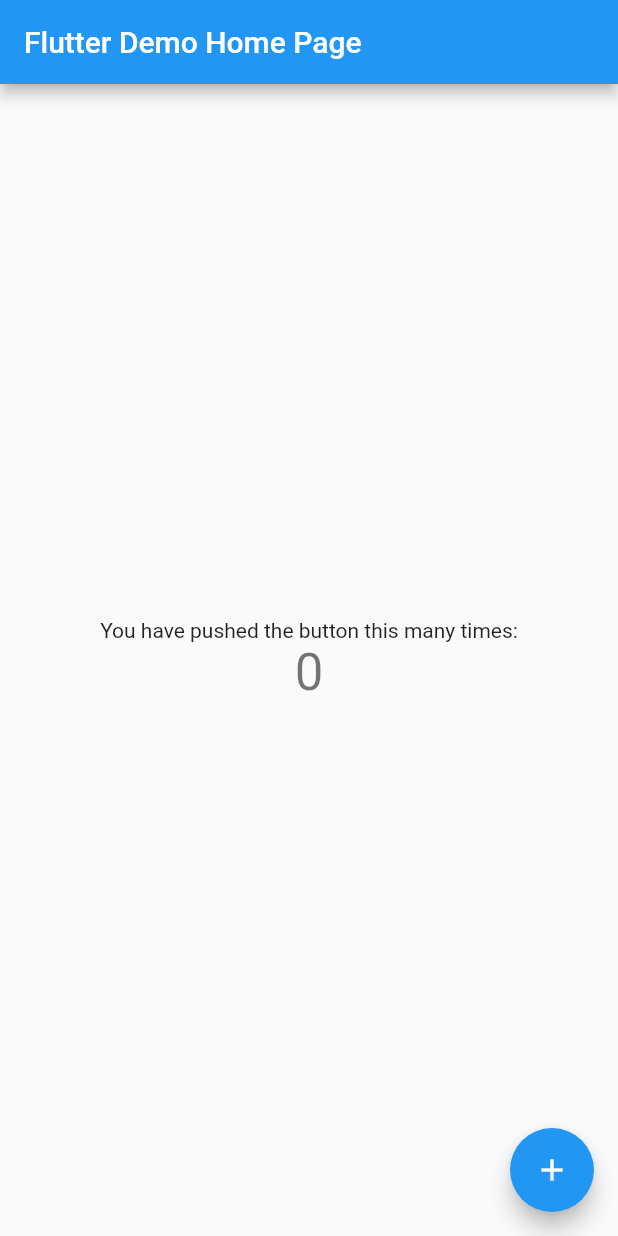
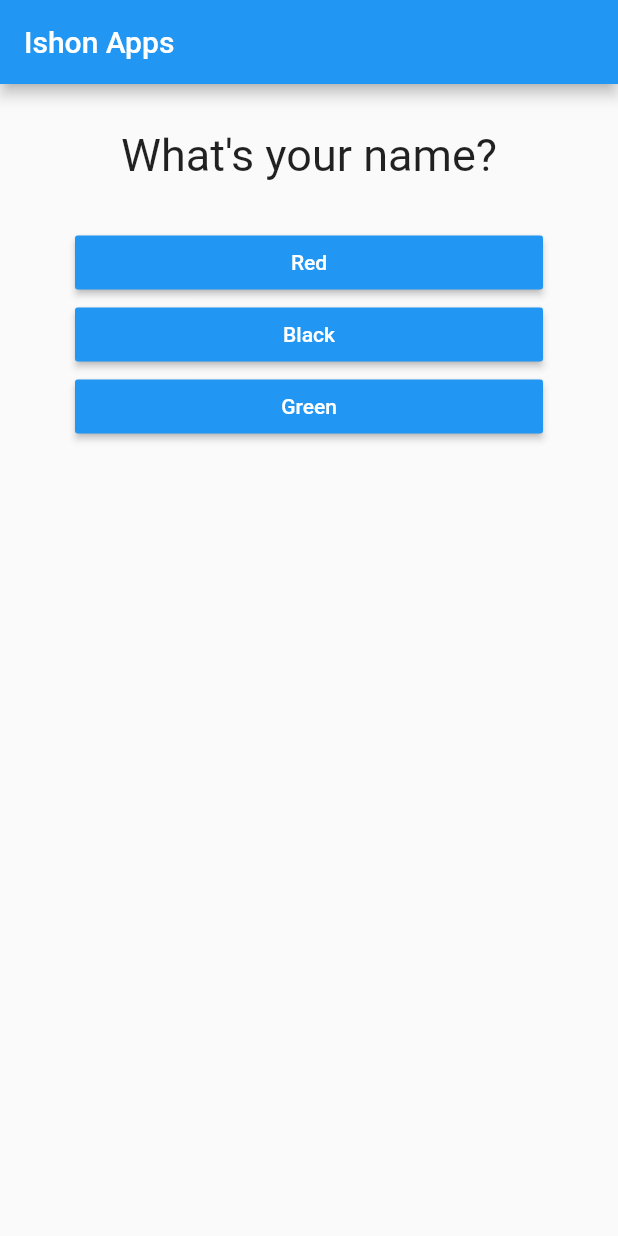
Before and after one commit to ishon19/FlutterProjects, a Flutter app: the screen it shows after launch, on a phone screen of 412 x 824 dp. Run offline on Flutter 3.47's test engine with Material 2 defaults, Android fonts, the phone set to English and light mode, and no system bars.

Commit message:
Final changes done in the first flutter app

```diff
--- /dev/null
+++ b/FirstFlutter/lib/answer.dart
@@ -0,0 +1,22 @@
+import 'package:flutter/material.dart';
+
+class Answer extends StatelessWidget {
+
+  final Function callBack;
+  final String answerText;
+
+  Answer(this.callBack, this.answerText);
+
+  @override
+  Widget build(BuildContext context) {
+    return Container(
+        width: double.infinity,
+        padding: EdgeInsets.only(left: 50, right: 50),
+        child: RaisedButton(
+          color: Colors.blue,
+          textColor: Colors.white,
+          child: Text(answerText),
+          onPressed: callBack,
+        ));
+  }
+}
--- a/FirstFlutter/lib/main.dart
+++ b/FirstFlutter/lib/main.dart
@@ -1,117 +1,71 @@
+import 'package:FirstFlutter/result.dart';
 import 'package:flutter/material.dart';
+import 'package:FirstFlutter/quiz.dart';
 
 void main() {
-  runApp(MyApp());
+  runApp(_MyFirstApp());
 }
 
-class MyApp extends StatelessWidget {
-  // This widget is the root of your application.
+class _MyFirstApp extends StatefulWidget {
+  @override
+  State<StatefulWidget> createState() {
+    return _MyFirstAppState();
+  }
+}
+
+class _MyFirstAppState extends State<_MyFirstApp> {
+  var _questionIndex = 0;
+  var _totalScore = 0;
+
+  void _answerQuestion(int score) {
+    print("Inside the function");
+    _totalScore+=score;
+    print('Total score as of now is : $_totalScore');
+    setState(() {
+      _questionIndex++;
+    });
+  }
+
+  void _reset() {
+    _questionIndex = 0;
+    _totalScore = 0;
+    //Just to reload the page again
+    setState(() {});
+  }
+
+  var _questions = [
+    {
+      'question': "What's your name?",
+      'answers': [{'text':'Red', 'score':10}, {'text':'Black','score':5}, {'text':'Green','score':5}]
+    },
+    {
+      'question': "How are you doing today?",
+      'answers': [{'text':'Ok','score':10}, {'text':'Not Okay','score':5}]
+    },
+    {
+      'question': 'Are you hungry?',
+      'answers': [{'text':'Yes', 'score':10}, {'text':'No','score':5}]
+    },
+  ];
+
   @override
   Widget build(BuildContext context) {
     return MaterialApp(
-      title: 'Flutter Demo',
-      theme: ThemeData(
-        // This is the theme of your application.
-        //
-        // Try running your application with "flutter run". You'll see the
-        // application has a blue toolbar. Then, without quitting the app, try
-        // changing the primarySwatch below to Colors.green and then invoke
-        // "hot reload" (press "r" in the console where you ran "flutter run",
-        // or simply save your changes to "hot reload" in a Flutter IDE).
-        // Notice that the counter didn't reset back to zero; the application
-        // is not restarted.
-        primarySwatch: Colors.blue,
-        // This makes the visual density adapt to the platform that you run
-        // the app on. For desktop platforms, the controls will be smaller and
-        // closer together (more dense) than on mobile platforms.
-        visualDensity: VisualDensity.adaptivePlatformDensity,
+      home: Scaffold(
+        appBar: AppBar(
+          title: Text('Ishon Apps'),
+        ),
+        body: _questionIndex < _questions.length
+            ? Quiz(
+                questions: _questions,
+                questionIndex: _questionIndex,
+                answerQuestion: _answerQuestion,
+              )
+            : Results(
+                reset: _reset,
+                score: _totalScore,
+              ),
       ),
-      home: MyHomePage(title: 'Flutter Demo Home Page'),
     );
   }
 }
-
-class MyHomePage extends StatefulWidget {
-  MyHomePage({Key key, this.title}) : super(key: key);
-
-  // This widget is the home page of your application. It is stateful, meaning
-  // that it has a State object (defined below) that contains fields that affect
-  // how it looks.
-
-  // This class is the configuration for the state. It holds the values (in this
-  // case the title) provided by the parent (in this case the App widget) and
-  // used by the build method of the State. Fields in a Widget subclass are
-  // always marked "final".
-
-  final String title;
-
-  @override
-  _MyHomePageState createState() => _MyHomePageState();
-}
-
-class _MyHomePageState extends State<MyHomePage> {
-  int _counter = 0;
-
-  void _incrementCounter() {
-    setState(() {
-      // This call to setState tells the Flutter framework that something has
-      // changed in this State, which causes it to rerun the build method below
-      // so that the display can reflect the updated values. If we changed
-      // _counter without calling setState(), then the build method would not be
-      // called again, and so nothing would appear to happen.
-      _counter+=4;
-    });
-  }
-
-  @override
-  Widget build(BuildContext context) {
-    // This method is rerun every time setState is called, for instance as done
-    // by the _incrementCounter method above.
-    //
-    // The Flutter framework has been optimized to make rerunning build methods
-    // fast, so that you can just rebuild anything that needs updating rather
-    // than having to individually change instances of widgets.
-    return Scaffold(
-      appBar: AppBar(
-        // Here we take the value from the MyHomePage object that was created by
-        // the App.build method, and use it to set our appbar title.
-        title: Text(widget.title),
-      ),
-      body: Center(
-        // Center is a layout widget. It takes a single child and positions it
-        // in the middle of the parent.
-        child: Column(
-          // Column is also a layout widget. It takes a list of children and
-          // arranges them vertically. By default, it sizes itself to fit its
-          // children horizontally, and tries to be as tall as its parent.
-          //
-          // Invoke "debug painting" (press "p" in the console, choose the
-          // "Toggle Debug Paint" action from the Flutter Inspector in Android
-          // Studio, or the "Toggle Debug Paint" command in Visual Studio Code)
-          // to see the wireframe for each widget.
-          //
-          // Column has various properties to control how it sizes itself and
-          // how it positions its children. Here we use mainAxisAlignment to
-          // center the children vertically; the main axis here is the vertical
-          // axis because Columns are vertical (the cross axis would be
-          // horizontal).
-          mainAxisAlignment: MainAxisAlignment.center,
-          children: <Widget>[
-            Text(
-              'You have pushed the button this many times:',
-            ),
-            Text(
-              '$_counter',
-              style: Theme.of(context).textTheme.headline4,
-            ),
-          ],
-        ),
-      ),
-      floatingActionButton: FloatingActionButton(
-        onPressed: _incrementCounter,
-        tooltip: 'Increment',
-        child: Icon(Icons.add),
-      ), // This trailing comma makes auto-formatting nicer for build methods.
-    );
-  }
-}
--- /dev/null
+++ b/FirstFlutter/lib/question.dart
@@ -0,0 +1,20 @@
+import 'package:flutter/material.dart';
+
+class Question extends StatelessWidget {
+  final String questionText;
+
+  Question(this.questionText);
+
+  @override
+  Widget build(BuildContext context) {
+    return Container(
+      width: double.infinity,
+      margin: EdgeInsets.all(30),
+      child: Text(
+        questionText,
+        style: TextStyle(fontSize: 30),
+        textAlign: TextAlign.center,
+      ),
+    );
+  }
+}
--- /dev/null
+++ b/FirstFlutter/lib/quiz.dart
@@ -0,0 +1,25 @@
+import 'package:flutter/material.dart';
+import 'package:FirstFlutter/question.dart';
+import 'package:FirstFlutter/answer.dart';
+
+class Quiz extends StatelessWidget {
+
+  final List<Map<String,Object>> questions;
+  final int questionIndex;
+  final Function answerQuestion;
+
+  Quiz({@required this.questions, @required this.questionIndex, @required this.answerQuestion});
+
+  @override
+  Widget build(BuildContext context) {
+    return Column(
+          children: <Widget>[
+            Question(questions[questionIndex]['question']),
+            ...((questions[questionIndex]['answers']) as List<Map<String,Object>>)
+                .map((data) {
+              return Answer(()=>answerQuestion(data['score']), data['text']);
+            }).toList()
+          ],
+        );
+  }
+}
```
Also changed, not shown: FirstFlutter/lib/result.dart (added, +47 -0 lines).
